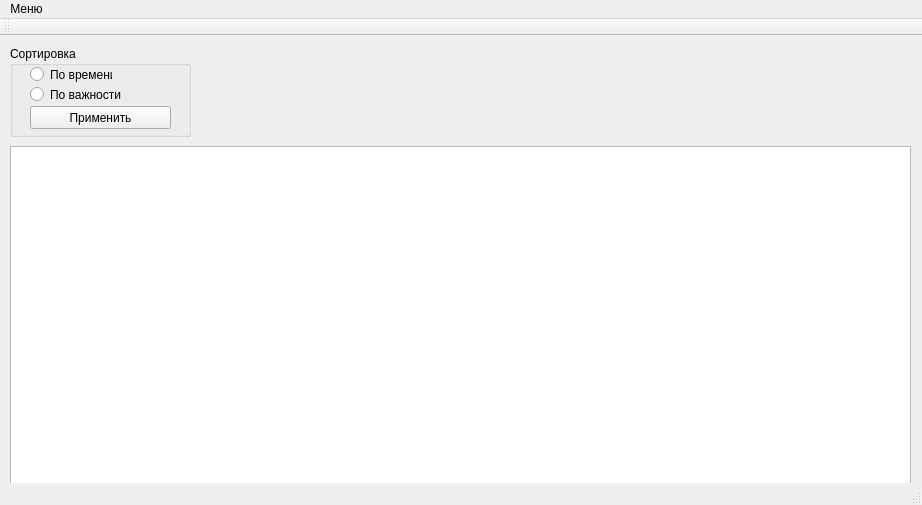
Old version of the form mainwindow.ui in the repository DtmyShirshov/practiceQT.
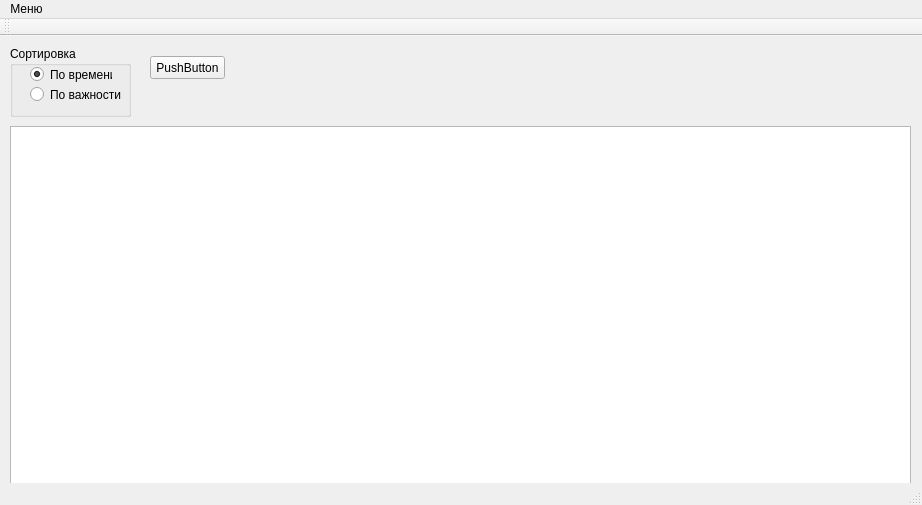
New version of the form.

```diff
--- a/mainwindow.ui
+++ b/mainwindow.ui
@@ -24,9 +24,9 @@
     <property name="geometry">
      <rect>
       <x>10</x>
-      <y>110</y>
+      <y>90</y>
       <width>901</width>
-      <height>351</height>
+      <height>371</height>
      </rect>
     </property>
     <property name="font">
@@ -58,7 +58,7 @@
      <bool>false</bool>
     </property>
     <property name="columnCount">
-     <number>4</number>
+     <number>5</number>
     </property>
     <attribute name="horizontalHeaderVisible">
      <bool>false</bool>
@@ -73,14 +73,15 @@
     <column/>
     <column/>
     <column/>
+    <column/>
    </widget>
    <widget class="QGroupBox" name="groupBox">
     <property name="geometry">
      <rect>
       <x>10</x>
       <y>10</y>
-      <width>181</width>
-      <height>91</height>
+      <width>121</width>
+      <height>71</height>
      </rect>
     </property>
     <property name="title">
@@ -98,6 +99,9 @@
      <property name="text">
       <string>По времени</string>
      </property>
+     <property name="checked">
+      <bool>true</bool>
+     </property>
     </widget>
     <widget class="QRadioButton" name="radioButton_2">
      <property name="geometry">
@@ -112,19 +116,19 @@
       <string>По важности</string>
      </property>
     </widget>
+   </widget>
     <widget class="QPushButton" name="pushButton">
      <property name="geometry">
       <rect>
-       <x>20</x>
-       <y>60</y>
-       <width>141</width>
+      <x>150</x>
+      <y>20</y>
+      <width>75</width>
        <height>23</height>
       </rect>
      </property>
      <property name="text">
-      <string>Применить</string>
-     </property>
-    </widget>
+     <string>PushButton</string>
+    </property>
    </widget>
   </widget>
   <widget class="QMenuBar" name="menuBar">
```
Lines whose indentation alone changed are shown as unchanged.
